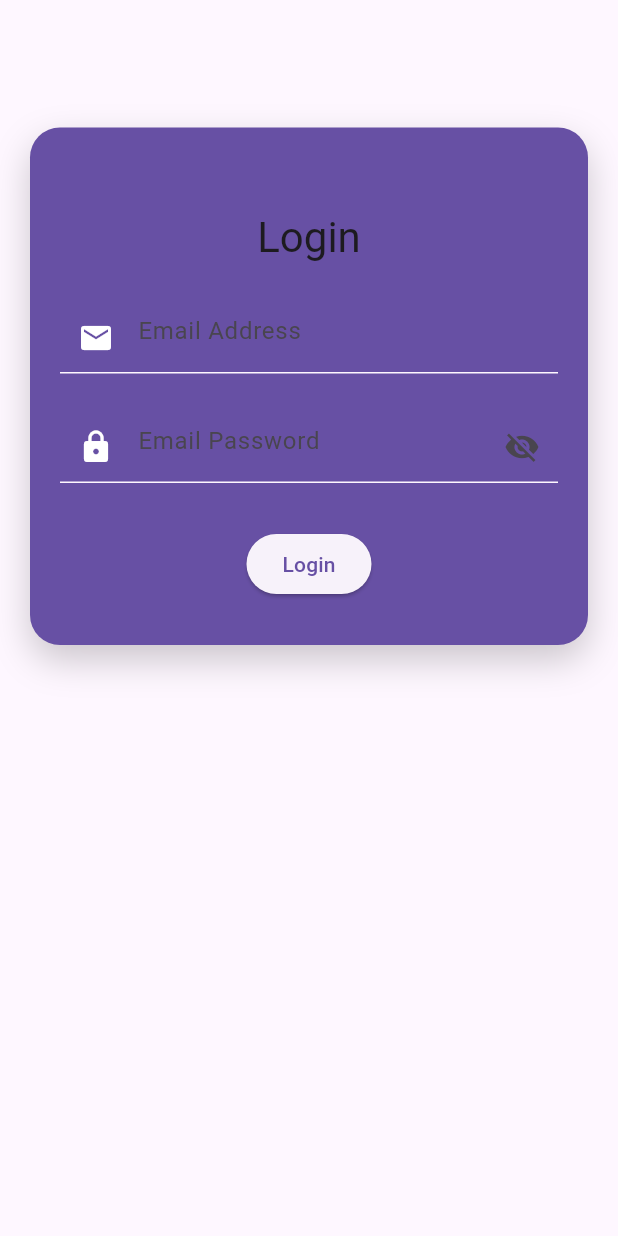
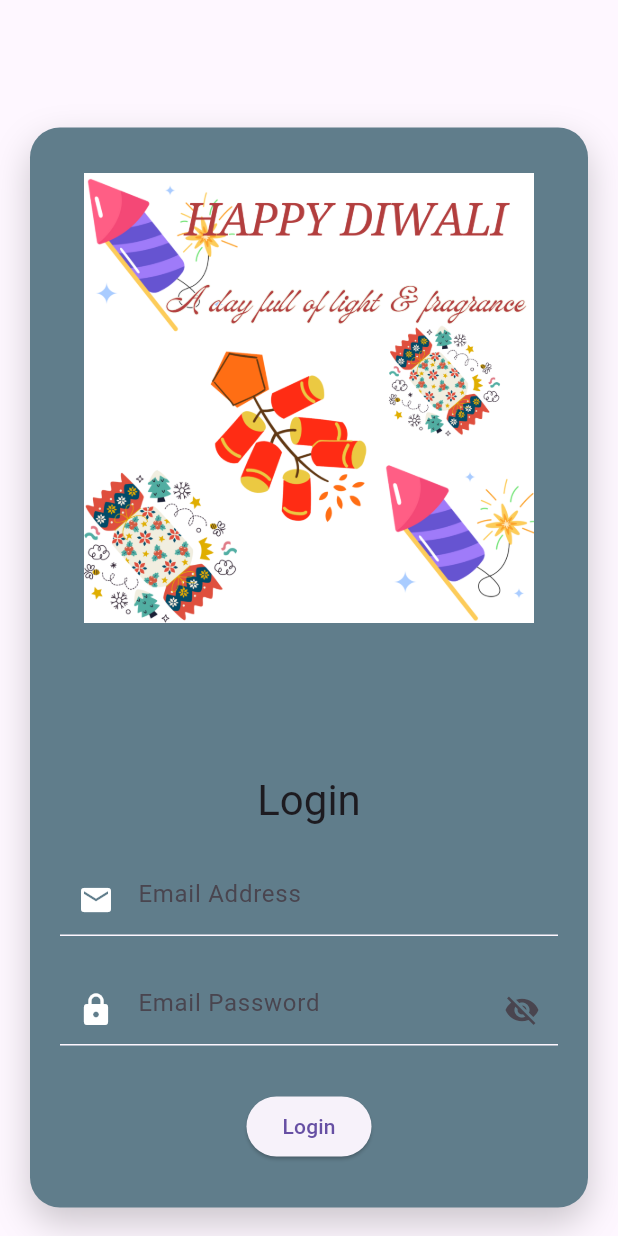
Before and after one commit to AkilPDev/LoginRestAPI, a Flutter app: the screen it shows after launch, on a phone screen of 412 x 824 dp. Run offline on Flutter 3.47's test engine with Material 3 defaults, Android fonts, the light colour scheme and no system bars.

Commit message:
Login Design Changes

```diff
--- a/lib/page/login_page.dart
+++ b/lib/page/login_page.dart
@@ -35,6 +35,7 @@ class _loginPageState extends State<LoginPage> {
       body: SingleChildScrollView(
         child: Column(
           children: <Widget>[
+            // Image(image: image)
             Stack(
               children: <Widget>[
                 Container(
@@ -43,9 +44,7 @@ class _loginPageState extends State<LoginPage> {
                   margin: EdgeInsets.symmetric(vertical: 85, horizontal: 20),
                   decoration: BoxDecoration(
                       borderRadius: BorderRadius.circular(20),
-                      color: Theme
-                          .of(context)
-                          .primaryColor,
+                      color: Colors.blueGrey,
                       boxShadow: [
                         BoxShadow(
                             color: Theme
@@ -59,9 +58,9 @@ class _loginPageState extends State<LoginPage> {
                       key: globalKey,
                       child: Column(
                         children: <Widget>[
-                          SizedBox(
-                            height: 25,
-                          ),
+                          Image.asset("assets/images/loginLogo.png", width: 300, height: 300,),
+                          SizedBox(height: 100,),
+
                           Text(
                             "Login",
                             style: Theme
@@ -85,7 +84,7 @@ class _loginPageState extends State<LoginPage> {
                                     borderSide: BorderSide(
                                         color: Theme
                                             .of(context)
-                                            .cardColor)),
+                                            .canvasColor)),
                                 prefixIcon: Icon(
                                   Icons.email,
                                   color: Theme
--- a/pubspec.yaml
+++ b/pubspec.yaml
@@ -60,8 +60,8 @@ flutter:
   uses-material-design: true
 
   # To add assets to your application, add an assets section, like this:
-  # assets:
-  #   - images/a_dot_burr.jpeg
+  assets:
+      - assets/images/loginLogo.png
   #   - images/a_dot_ham.jpeg
 
   # An image asset can refer to one or more resolution-specific "variants", see
```
Also changed, not shown: assets/images/loginLogo.png (added), 28 other files.
